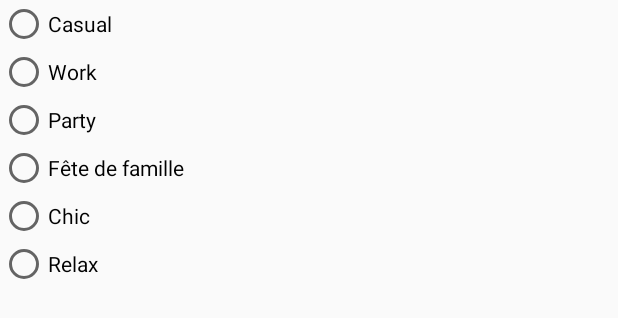
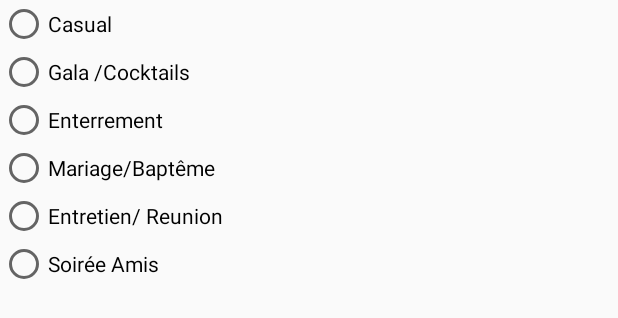
Before and after one commit to mbakkali/tendance, an Android app: the layout suggestionstyle.xml on its own in the app's theme, with its tools: preview values and no code run, on a phone screen of 412 x 824 dp. Shown: the top 318 px of the screen. Run offline under Robolectric (Android 15) with nearby library versions, the light colour scheme and no system bars.

Commit message:
suggestion de look, ajout int pour algo lele

```diff
--- a/Tendance/app/src/main/res/layout/suggestionstyle.xml
+++ b/Tendance/app/src/main/res/layout/suggestionstyle.xml
@@ -11,15 +11,15 @@
         <RadioButton android:id="@+id/checkBox1" android:layout_width="wrap_content"
             android:layout_height="wrap_content" android:text="Casual"></RadioButton>
         <RadioButton android:id="@+id/checkBox2" android:layout_width="wrap_content"
-            android:layout_height="wrap_content" android:text="Work"></RadioButton>
+            android:layout_height="wrap_content" android:text="Gala /Cocktails"></RadioButton>
         <RadioButton android:id="@+id/checkBox3" android:layout_width="wrap_content"
-            android:layout_height="wrap_content" android:text="Party"></RadioButton>
+            android:layout_height="wrap_content" android:text="Enterrement"></RadioButton>
         <RadioButton android:id="@+id/checkBox4" android:layout_width="wrap_content"
-            android:layout_height="wrap_content" android:text="Fête de famille"></RadioButton>
+            android:layout_height="wrap_content" android:text="Mariage/Baptême"></RadioButton>
         <RadioButton android:id="@+id/checkBox5" android:layout_width="wrap_content"
-            android:layout_height="wrap_content" android:text="Chic"></RadioButton>
+            android:layout_height="wrap_content" android:text="Entretien/ Reunion"></RadioButton>
         <RadioButton android:id="@+id/checkBox6" android:layout_width="wrap_content"
-            android:layout_height="wrap_content" android:text="Relax"></RadioButton>
+            android:layout_height="wrap_content" android:text="Soirée Amis"></RadioButton>
     </RadioGroup>
 
 </LinearLayout>
```
Also changed, not shown: Tendance/app/src/main/java/insa/tc/tendance/DressingActivity.java (+10 -13 lines), Tendance/app/src/main/java/insa/tc/tendance/FriendActivity.java (+4 -3 lines).
